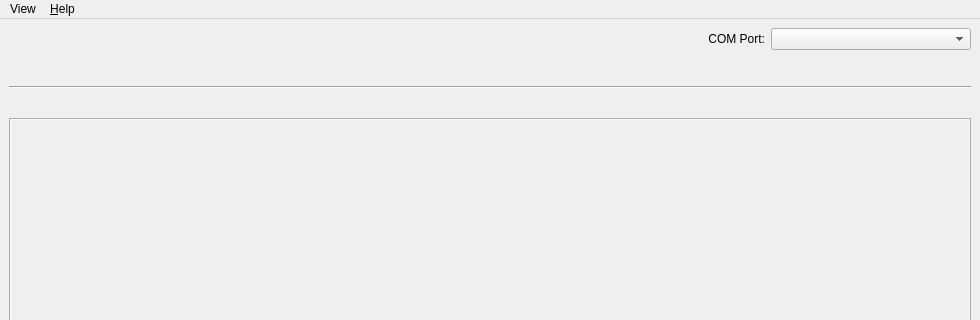
alessandro-satanassi/OpenFIRE-App-Custom, file src/appmainwindow.ui: the form before one commit; both pictures show x 0 to 980 and y 0 to 320 of the 980 by 832 pixel window.
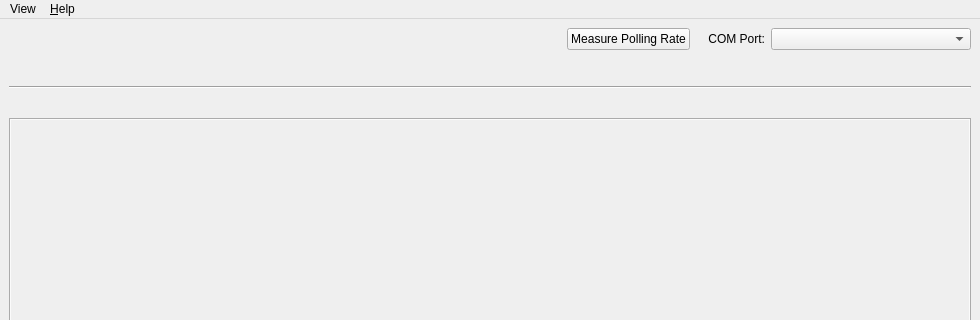
The form after the commit. Icons and pictures are not drawn.

Commit message: aggiunto polling rate

The edit to the form file:
```diff
--- a/src/appmainwindow.ui
+++ b/src/appmainwindow.ui
@@ -29,7 +29,7 @@
    </property>
    <layout class="QVBoxLayout" name="verticalLayout_2">
     <item>
-     <layout class="QHBoxLayout" name="comPortLayout" stretch="1,0,0">
+     <layout class="QHBoxLayout" name="comPortLayout" stretch="1,0,0,0,0">
       <item>
        <spacer name="horizontalSpacer">
         <property name="orientation">
@@ -43,6 +43,32 @@
         </property>
        </spacer>
       </item>
+      <item>
+       <widget class="QPushButton" name="pollingTestBtn">
+        <property name="toolTip">
+         <string>How often the lightgun sends its aim to the computer, before connecting it: Run mode, mouse output.</string>
+        </property>
+        <property name="text">
+         <string>Measure Polling Rate</string>
+        </property>
+       </widget>
+      </item>
+      <item>
+       <spacer name="pollingTestSpacer">
+        <property name="orientation">
+         <enum>Qt::Horizontal</enum>
+        </property>
+        <property name="sizeType">
+         <enum>QSizePolicy::Fixed</enum>
+        </property>
+        <property name="sizeHint" stdset="0">
+         <size>
+          <width>12</width>
+          <height>20</height>
+         </size>
+        </property>
+       </spacer>
+      </item>
       <item>
        <widget class="QLabel" name="comPortLabel">
         <property name="text">
```
The commit also changes 10 other files.
